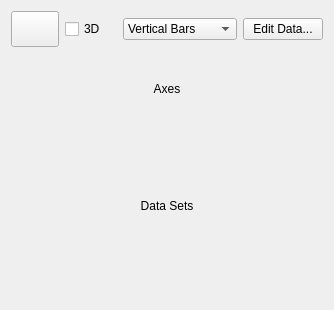
First picture: the form in plugins/chartshape/PlotAreaConfigWidget.ui, repository KDE/calligra, before the edit.
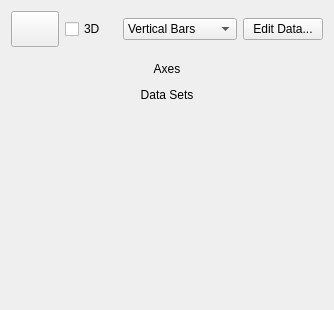
Second picture: the form after the edit. The open tabs and pages were chosen to show the change. Icons and pictures are not drawn. Custom widgets are drawn as their Qt base class.

Commit message: Chart: Add StockConfigWidget and StockDataEditor

The edit to the form file:
```diff
--- a/plugins/chartshape/PlotAreaConfigWidget.ui
+++ b/plugins/chartshape/PlotAreaConfigWidget.ui
@@ -156,6 +156,49 @@
        </item>
       </layout>
      </widget>
+     <widget class="QWidget" name="stockPage">
+      <layout class="QVBoxLayout" name="verticalLayout_5">
+       <item>
+        <widget class="QLabel" name="label_4">
+         <property name="text">
+          <string>Axes</string>
+         </property>
+         <property name="alignment">
+          <set>Qt::AlignCenter</set>
+         </property>
+        </widget>
+       </item>
+       <item>
+        <widget class="KoChart::AxesConfigWidget" name="stockAxes" native="true"/>
+       </item>
+       <item>
+        <widget class="QLabel" name="label_5">
+         <property name="text">
+          <string>Data Sets</string>
+         </property>
+         <property name="alignment">
+          <set>Qt::AlignCenter</set>
+         </property>
+        </widget>
+       </item>
+       <item>
+        <widget class="KoChart::StockConfigWidget" name="stockConfigWidget" native="true"/>
+       </item>
+       <item>
+        <spacer name="verticalSpacer_2">
+         <property name="orientation">
+          <enum>Qt::Vertical</enum>
+         </property>
+         <property name="sizeHint" stdset="0">
+          <size>
+           <width>20</width>
+           <height>40</height>
+          </size>
+         </property>
+        </spacer>
+       </item>
+      </layout>
+     </widget>
     </widget>
    </item>
   </layout>
@@ -179,6 +222,12 @@
    <header>PieConfigWidget.h</header>
    <container>1</container>
   </customwidget>
+  <customwidget>
+   <class>KoChart::StockConfigWidget</class>
+   <extends>QWidget</extends>
+   <header>StockConfigWidget.h</header>
+   <container>1</container>
+  </customwidget>
  </customwidgets>
  <resources/>
  <connections/>
```
The commit also changes 10 other files.
